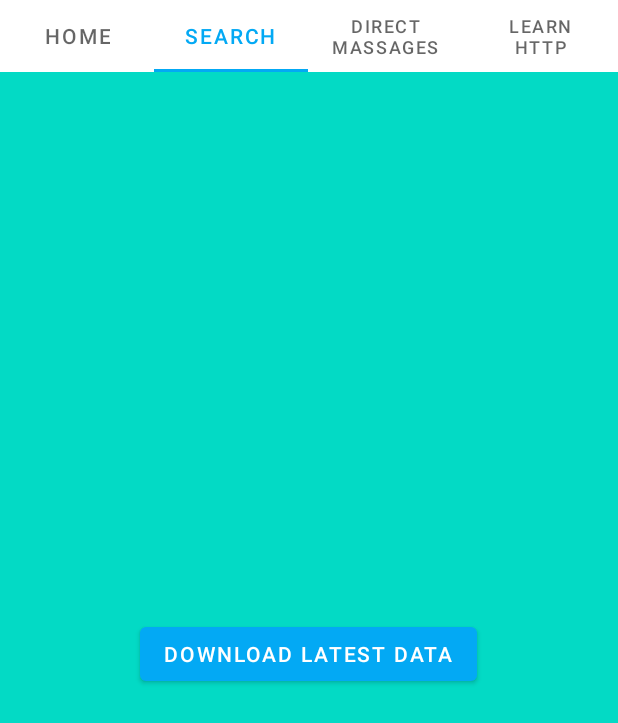
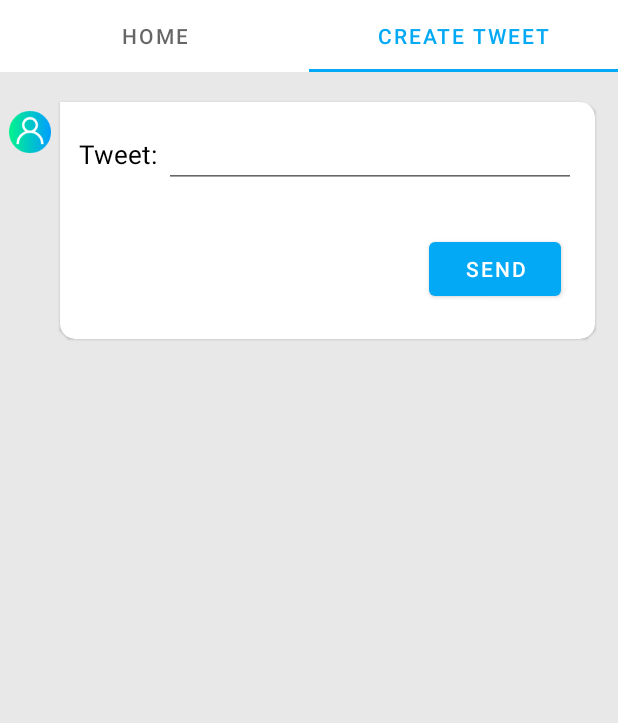
Before and after one commit to druce18/twitter_timeline, an Android app: the screen it shows after launch (MainActivity), tab 2 chosen, on a phone screen of 412 x 824 dp. Shown: the top 723 px of the screen. Run offline under Robolectric (Android 15) with nearby library versions, the phone set to English and light mode, and no system bars; network calls fail.

Commit message:
HT okHttp GET and POST request on twetter

```diff
--- a/app/build.gradle
+++ b/app/build.gradle
@@ -49,6 +49,8 @@ dependencies {
     implementation 'androidx.navigation:navigation-fragment-ktx:2.2.1'
     implementation 'androidx.navigation:navigation-ui-ktx:2.2.1'
     implementation 'com.squareup.okhttp3:okhttp:4.5.0'
+    implementation 'com.google.code.gson:gson:2.8.6'
+    implementation 'com.google.guava:guava:28.2-android'
     testImplementation 'junit:junit:4.13'
     androidTestImplementation 'androidx.test.ext:junit:1.1.1'
     androidTestImplementation 'androidx.test.espresso:espresso-core:3.2.0'
--- a/app/src/main/java/by/twitter/model/Tweet.kt
+++ b/app/src/main/java/by/twitter/model/Tweet.kt
@@ -1,21 +1,21 @@
 package by.twitter.model
 
 import android.os.Parcelable
-import by.twitter.ui.timeline.adapter.AllTweetsAdapter
+import com.google.gson.annotations.SerializedName
 import kotlinx.android.parcel.Parcelize
-import java.util.*
 
 @Parcelize
 data class Tweet(
-    val user: User = User(),
-    val date: Date = Date(),
-    val massage: String = "massage",
-    val answers: Int = 0,
-    val retweets: Int = 0,
-    val likes: Int = 0,
-    val type: Int = AllTweetsAdapter.TYPE_TWEET
-) : Parcelable {
-    override fun toString(): String {
-        return "\n$user: massage = $massage"
-    }
-}
+        @SerializedName("created_at")
+        val createdAt: String,
+        @SerializedName("id")
+        val id: Long,
+        @SerializedName("text")
+        val text: String,
+        @SerializedName("user")
+        val user: User,
+        @SerializedName("retweet_count")
+        val retweetCount: Long,
+        @SerializedName("favorite_count")
+        val favoriteCount: Long
+) : Parcelable
--- a/app/src/main/java/by/twitter/model/User.kt
+++ b/app/src/main/java/by/twitter/model/User.kt
@@ -1,14 +1,15 @@
 package by.twitter.model
 
 import android.os.Parcelable
+import com.google.gson.annotations.SerializedName
 import kotlinx.android.parcel.Parcelize
 
 @Parcelize
 data class User(
-    val name: String = "name",
-    val nameID: String = "@unique_name"
-) : Parcelable {
-    override fun toString(): String {
-        return name
-    }
-}
+        @SerializedName("id")
+        val id: Long,
+        @SerializedName("name")
+        val name: String,
+        @SerializedName("screen_name")
+        val screenName: String
+) : Parcelable
--- a/app/src/main/java/by/twitter/storage/Crud.kt
+++ b/app/src/main/java/by/twitter/storage/Crud.kt
@@ -2,12 +2,12 @@ package by.twitter.storage
 
 interface Crud<E> {
 
-    fun create(element: E)
+    fun create(text: String)
 
     fun read(): List<E>
 
-    fun update(element: E, index: Int)
+    fun updateAll()
 
-    fun delete(index: Int)
+    fun delete(id: Long)
 
 }
--- a/app/src/main/java/by/twitter/storage/Tweets.kt
+++ b/app/src/main/java/by/twitter/storage/Tweets.kt
@@ -1,35 +1,96 @@
 package by.twitter.storage
 
 import by.twitter.model.Tweet
-import by.twitter.model.User
-import java.util.ArrayList
+import by.twitter.util.TwitterAuthUtil
+import com.google.gson.Gson
+import okhttp3.*
+import java.util.*
+import java.util.concurrent.Executors
 
 object Tweets : Crud<Tweet> {
 
-    private val tweets: ArrayList<Tweet> = ArrayList<Tweet>()
+    private var tweets = mutableListOf<Tweet>()
+    private val executorService = Executors.newFixedThreadPool(1)
+    private var flag = true
 
-    override fun create(element: Tweet) {
-        tweets.add(0, element)
+    override fun create(text: String) {
+        executorService.submit {
+            val parser = Gson()
+            val url = "https://api.twitter.com/1.1/statuses/update.json"
+            val client = OkHttpClient.Builder()
+                    .addInterceptor(object : Interceptor {
+                        override fun intercept(chain: Interceptor.Chain): Response {
+                            val r = chain.request()
+                            val postParams = TreeMap<String, String>()
+                            postParams["status"] = text
+                            val header = TwitterAuthUtil.generateAuthHeader(r.method, r.url, postParams)
+                            val newRequest = r.newBuilder()
+                                    .addHeader("Authorization", header)
+                                    .build()
+                            return chain.proceed(newRequest)
+                        }
+                    })
+                    .build()
+
+            val formBody = FormBody.Builder()
+                    .add("status", text)
+                    .build()
+
+
+            val request = Request.Builder()
+                    .url(url)
+                    .post(formBody)
+                    .build()
+
+            val response = client.newCall(request).execute()
+            val json = response.body?.string()
+
+            val tweet = parser.fromJson(json, Tweet::class.java)
+            println("Call result: $tweet")
+        }
+        updateAll()
     }
 
-    override fun read() = tweets.toList()
+    override fun read(): List<Tweet> {
+        if (flag) {
+            updateAll()
+            flag = false
+        }
+        return tweets
+    }
 
-    override fun update(element: Tweet, index: Int) {
-        if (index < tweets.size) {
-            tweets.removeAt(index)
-            tweets.add(index, element)
+    override fun updateAll() {
+        executorService.submit {
+            val parser = Gson()
+            val url = "https://api.twitter.com/1.1/statuses/home_timeline.json"
+            val client = OkHttpClient.Builder()
+                    .addInterceptor(object : Interceptor {
+                        override fun intercept(chain: Interceptor.Chain): Response {
+                            val r = chain.request()
+                            val header = TwitterAuthUtil.generateAuthHeader(r.method, r.url)
+                            val newRequest = r.newBuilder()
+                                    .addHeader("Authorization", header)
+                                    .build()
+                            return chain.proceed(newRequest)
+                        }
+                    })
+                    .build()
+
+            val request = Request.Builder()
+                    .url(url)
+                    .build()
+
+            val response = client.newCall(request).execute()
+            val json = response.body?.string()
+
+            tweets = parser.fromJson(json, Array<Tweet>::class.java).toMutableList()
+
+            println("Call result: ${tweets.joinToString(separator = "\n")}")
         }
     }
 
-    override fun delete(index: Int) {
-        if (index < tweets.size) {
-            tweets.removeAt(index)
-        }
-    }
+    override fun delete(id: Long) {
 
-    fun newTweet(username: String, massage: String): Tweet {
-        val user = User(name = username)
-        return Tweet(user = user, massage = massage)
     }
 
 }
--- a/app/src/main/java/by/twitter/ui/dm/DirectMassageFragment.kt
+++ b/app/src/main/java/by/twitter/ui/dm/DirectMassageFragment.kt
@@ -30,7 +30,9 @@ class DirectMassageFragment : Fragment(R.layout.fragment_direct_massage) {
     }
 
     companion object {
+
         fun newInstance(): Fragment = DirectMassageFragment()
+
     }
 
 }
--- a/app/src/main/java/by/twitter/ui/http/LearnHttpFragment.kt
+++ b/app/src/main/java/by/twitter/ui/http/LearnHttpFragment.kt
@@ -79,4 +79,5 @@ class LearnHttpFragment : Fragment(R.layout.fragment_http) {
         fun newInstance(): Fragment = LearnHttpFragment()
 
     }
+
 }
--- a/app/src/main/java/by/twitter/ui/main/MainFragment.kt
+++ b/app/src/main/java/by/twitter/ui/main/MainFragment.kt
@@ -18,9 +18,7 @@ class MainFragment : Fragment(R.layout.fragment_main) {
         TabLayoutMediator(tab, viewPager) { tab, position ->
             tab.text = when (position) {
                 0 -> "HOME"
-                1 -> "Search"
-                2 -> "Direct Massages"
-                3 -> "Learn HTTP"
+                1 -> "Create tweet"
                 else -> throw IllegalArgumentException("position not found")
             }
         }.attach()
--- a/app/src/main/java/by/twitter/ui/main/MainPageAdapter.kt
+++ b/app/src/main/java/by/twitter/ui/main/MainPageAdapter.kt
@@ -2,6 +2,7 @@ package by.twitter.ui.main
 
 import androidx.fragment.app.Fragment
 import androidx.viewpager2.adapter.FragmentStateAdapter
+import by.twitter.ui.createtweet.CreateTweetFragment
 import by.twitter.ui.dm.DirectMassageFragment
 import by.twitter.ui.http.LearnHttpFragment
 import by.twitter.ui.search.SearchFragment
@@ -15,18 +16,12 @@ class MainPageAdapter(fragment: Fragment) : FragmentStateAdapter(fragment) {
                 TimelineFragment.newInstance()
             }
             1 -> {
-                SearchFragment.newInstance()
-            }
-            2 -> {
-                DirectMassageFragment.newInstance()
-            }
-            3 -> {
-                LearnHttpFragment.newInstance()
+                CreateTweetFragment.newInstance()
             }
             else -> throw IllegalArgumentException("no required position")
         }
     }
 
-    override fun getItemCount(): Int = 4
+    override fun getItemCount(): Int = 2
 
 }
--- a/app/src/main/java/by/twitter/ui/search/SearchFragment.kt
+++ b/app/src/main/java/by/twitter/ui/search/SearchFragment.kt
@@ -34,7 +34,9 @@ class SearchFragment : Fragment(R.layout.fragment_search) {
     }
 
     companion object {
+
         fun newInstance(): Fragment = SearchFragment()
+
     }
 
 }
--- a/app/src/main/java/by/twitter/ui/timeline/TimelineFragment.kt
+++ b/app/src/main/java/by/twitter/ui/timeline/TimelineFragment.kt
@@ -7,7 +7,6 @@ import androidx.recyclerview.widget.LinearLayoutManager
 import by.twitter.R
 import by.twitter.storage.Tweets
 import by.twitter.ui.timeline.adapter.AllTweetsAdapter
-import by.twitter.util.RandomTweets
 import kotlinx.android.synthetic.main.fragment_timeline.*
 
 class TimelineFragment : Fragment(R.layout.fragment_timeline) {
@@ -15,38 +14,25 @@ class TimelineFragment : Fragment(R.layout.fragment_timeline) {
     override fun onViewCreated(view: View, savedInstanceState: Bundle?) {
         super.onViewCreated(view, savedInstanceState)
 
-//        nameMenuTextView.text = getString(R.string.timeline)
-//        sendTweetButton.visibility = View.GONE
-//        newTweetButton.visibility = View.VISIBLE
-//
-        RandomTweets.addTweets()
         val tweetsList = Tweets.read()
 
         tweetsRecyclerView.adapter = AllTweetsAdapter(tweetsList.toList())
         tweetsRecyclerView.layoutManager = LinearLayoutManager(requireContext())
-//
-//        newTweetButton.setOnClickListener {
-//            navigateToCreateTweet()
-//        }
-//
-//        settingsButton.setOnClickListener {
-//            navigateToSettings()
-//        }
+
     }
 
-//    private fun navigateToCreateTweet() {
-//        val action = AllTweetsFragmentDirections.actionAllTweetsFragmentToCreateTweetFragment()
-//        findNavController().navigate(action)
-//    }
-//
-//    private fun navigateToSettings() {
-//        val action = AllTweetsFragmentDirections.actionAllTweetsFragmentToSettingsFragment()
-//        findNavController().navigate(action)
-//    }
+
+    override fun onResume() {
+        super.onResume()
+        val tweetsList = Tweets.read()
+        tweetsRecyclerView.adapter = AllTweetsAdapter(tweetsList.toList())
+        tweetsRecyclerView.layoutManager = LinearLayoutManager(requireContext())
+    }
 
     companion object {
 
         fun newInstance(): Fragment = TimelineFragment()
 
     }
+
 }
--- a/app/src/main/java/by/twitter/ui/timeline/adapter/AllTweetsAdapter.kt
+++ b/app/src/main/java/by/twitter/ui/timeline/adapter/AllTweetsAdapter.kt
@@ -6,13 +6,12 @@ import android.view.ViewGroup
 import androidx.recyclerview.widget.RecyclerView
 import by.twitter.R
 import by.twitter.model.Tweet
-import by.twitter.util.DateUtil
 import kotlinx.android.extensions.LayoutContainer
 import kotlinx.android.synthetic.main.item_tweet.*
 import java.lang.IllegalArgumentException
 
 class AllTweetsAdapter(private val tweetsList: List<Tweet>) :
-    RecyclerView.Adapter<AllTweetsAdapter.ViewHolder>() {
+        RecyclerView.Adapter<AllTweetsAdapter.ViewHolder>() {
 
     override fun onCreateViewHolder(parent: ViewGroup, viewType: Int): ViewHolder {
         val inflater = LayoutInflater.from(parent.context)
@@ -27,7 +26,7 @@ class AllTweetsAdapter(private val tweetsList: List<Tweet>) :
     }
 
     override fun getItemViewType(position: Int): Int {
-        return tweetsList[position].type
+        return 0 //tweetsList[position].type
     }
 
     override fun getItemCount(): Int {
@@ -40,22 +39,15 @@ class AllTweetsAdapter(private val tweetsList: List<Tweet>) :
     }
 
     class ViewHolder(override val containerView: View) :
-        RecyclerView.ViewHolder(containerView), LayoutContainer {
+            RecyclerView.ViewHolder(containerView), LayoutContainer {
 
         fun bind(tweet: Tweet) {
-            when (tweet.type) {
-                TYPE_TWEET -> {
-                    usernameTweetTextView.text = tweet.user.name
-                    timeTweetTextView.text = DateUtil.toSimpleString(tweet.date)
-                    userIDTweetTextView.text = tweet.user.nameID
-                    massageTweetTextView.text = tweet.massage
-                    answersCountTweetTextView.text = tweet.answers.toString()
-                    retweetsCountTweetTextView.text = tweet.retweets.toString()
-                    likesCountTweetTextView.text = tweet.likes.toString()
-                }
-                TYPE_ADVERTISEMENT -> {
-                }
-            }
+            usernameTweetTextView.text = tweet.user.name
+            timeTweetTextView.text = tweet.createdAt
+            userIDTweetTextView.text = tweet.user.screenName
+            massageTweetTextView.text = tweet.text
+            retweetsCountTweetTextView.text = tweet.retweetCount.toString()
+            likesCountTweetTextView.text = tweet.favoriteCount.toString()
         }
     }
 
--- a/app/src/main/java/by/twitter/util/RandomTweets.kt
+++ /dev/null
@@ -1,44 +0,0 @@
-package by.twitter.util
-
-import by.twitter.model.Tweet
-import by.twitter.storage.Tweets
-import by.twitter.ui.timeline.adapter.AllTweetsAdapter
-
-class RandomTweets {
-    companion object {
-
-        private var flag = true
-
-        fun addTweets() {
-            if (flag) {
-                for (index in 0..30) {
-                    val tweet = randomTweet()
-                    Tweets.create(tweet)
-                    advertisingTweet()
-                }
-                flag = false
-            }
-        }
-
-        private fun advertisingTweet() {
-            if ((0..5).random() == 1) {
-                val tweetAdvertisement = Tweet(type = AllTweetsAdapter.TYPE_ADVERTISEMENT)
-                Tweets.create(tweetAdvertisement)
-            }
-        }
-
-        private fun randomTweet(): Tweet {
-            val name = randomText((7..14).random())
-            val massage = randomText((20..100).random())
-            return Tweets.newTweet(name, massage)
-        }
-
-        private fun randomText(length: Int): String {
-            val allowedChars = " ABCDE FGHIJ KLMNO PQRST UVWXTZ abcde fghik lmnop qrstu vwxyz "
-            return (1..length)
-                .map { allowedChars.random() }
-                .joinToString("")
-        }
-
-    }
-}
--- /dev/null
+++ b/app/src/main/java/by/twitter/util/TwitterAuthUtil.kt
@@ -0,0 +1,155 @@
+package by.twitter.util
+import com.google.common.io.BaseEncoding
+import okhttp3.HttpUrl
+import java.io.UnsupportedEncodingException
+import java.net.URLEncoder
+import java.util.*
+import javax.crypto.Mac
+import javax.crypto.spec.SecretKeySpec
+
+object TwitterAuthUtil {
+
+    private const val VERSION_1_0 = "1.0"
+    /** The encoding used to represent characters as bytes.  */
+    private const val ENCODING = "UTF-8"
+    private const val OAUTH_CONSUMER_KEY = "oauth_consumer_key"
+    private const val OAUTH_TOKEN = "oauth_token"
+    private const val OAUTH_TOKEN_SECRET = "oauth_token_secret"
+    private const val OAUTH_SIGNATURE_METHOD = "oauth_signature_method"
+    private const val OAUTH_SIGNATURE = "oauth_signature"
+    private const val OAUTH_TIMESTAMP = "oauth_timestamp"
+    private const val OAUTH_NONCE = "oauth_nonce"
+    private const val OAUTH_VERSION = "oauth_version"
+    private const val OAUTH_CALLBACK = "oauth_callback"
+    private const val OAUTH_CALLBACK_CONFIRMED = "oauth_callback_confirmed"
+    private const val OAUTH_VERIFIER = "oauth_verifier"
+    private const val HMAC_SHA1 = "HMAC-SHA1"
+
+    private val random = Random()
+
+    fun generateAuthString(
+            consumerKey: String, nonce: String, signature: String, signatureMethod: String,
+            timestamp: String, token: String, version: String
+    ) =     """
+            OAuth oauth_consumer_key="$consumerKey", oauth_nonce="$nonce", oauth_signature="$signature", oauth_signature_method="$signatureMethod", oauth_timestamp="$timestamp", oauth_token="$token", oauth_version="$version"
+            """.trimIndent()
+
+    fun generateAuthHeader(
+            methodHttp: String,
+            baseUrl: HttpUrl,
+            postParams: TreeMap<String, String> = TreeMap()
+    ): String {
+        val url = baseUrl.toUrl().toString().replaceAfter("?", "").replaceFirst("?", "")
+
+        val timestamp = getTimestamp()
+        val params = mutableMapOf(
+                OAUTH_CONSUMER_KEY to AuthTempKeys.TWITTER_OAUTH_CONSUMER_KEY,
+                OAUTH_NONCE to getNonce(timestamp).toString(),
+                OAUTH_TIMESTAMP to timestamp.toString(),
+                OAUTH_SIGNATURE_METHOD to HMAC_SHA1,
+                OAUTH_TOKEN to AuthTempKeys.TWITTER_OAUTH_ACCESS_TOKEN,
+                OAUTH_VERSION to VERSION_1_0
+        )
+        val queryParams = extractQueryParams(baseUrl)
+
+        if (postParams.isNotEmpty()) {
+            params.putAll(postParams)
+        }
+
+        params.putAll(queryParams)
+
+        val baseString = createSignatureBaseString(methodHttp, url, collectParametersString(params))
+
+        val customerSecret = AuthTempKeys.TWITTER_OAUTH_CONSUMER_SECRET
+        val oauthTokenSecret = AuthTempKeys.TWITTER_OAUTH_ACCESS_TOKEN_SECRET
+        val signature = createSignature(baseString, createSigningKey(customerSecret, oauthTokenSecret))
+
+        params[OAUTH_SIGNATURE] = signature
+        val authHeader = generateAuthString(
+                percentEncode(params[OAUTH_CONSUMER_KEY]!!),
+                percentEncode(params[OAUTH_NONCE]!!),
+                percentEncode(params[OAUTH_SIGNATURE]!!),
+                percentEncode(params[OAUTH_SIGNATURE_METHOD]!!),
+                percentEncode(params[OAUTH_TIMESTAMP]!!),
+                percentEncode(params[OAUTH_TOKEN]!!),
+                percentEncode(params[OAUTH_VERSION]!!)
+        )
+        return authHeader
+    }
+
+    private fun getTimestamp() = System.currentTimeMillis() / 1000
+
+    private fun getNonce() = getTimestamp() + random.nextInt()
+
+    private fun getNonce(timestamp: Long) = timestamp + random.nextInt()
+
+    private fun collectParametersString(params: Map<String, String>): String {
+        val encodedParams = mutableMapOf<String, String>()
+        for ((key, value) in params) {
+            encodedParams.put(percentEncode(key), percentEncode(value))
+        }
+        val sortedKeys = encodedParams.keys.sorted()
+        val sb = StringBuilder()
+        for ((index, key) in sortedKeys.withIndex()) {
+            sb.append(key).append("=").append(encodedParams[key])
+            if (index != sortedKeys.size - 1) {
+                sb.append("&")
+            }
+        }
+        return sb.toString()
+    }
+
+    private fun extractQueryParams(baseUrl: HttpUrl): Map<String, String> {
+        val paramsMap = mutableMapOf<String, String>()
+        val parameterNames = baseUrl.queryParameterNames
+        for (paramName in parameterNames) {
+            val paramValueList = baseUrl.queryParameterValues(paramName)
+            paramValueList ?: continue
+            val paramValue = paramValueList[0]
+            paramValue ?: continue
+            paramsMap.put(paramName, paramValue)
+        }
+        return paramsMap
+    }
+
+    private fun createSignatureBaseString(httpMethod: String, baseUrl: String, params: String): String {
+        val sb = StringBuilder()
+        sb.append(httpMethod.toUpperCase()).append('&')
+        sb.append(percentEncode(baseUrl)).append('&')
+        sb.append(percentEncode(params))
+        return sb.toString()
+    }
+
+    private fun createSigningKey(customerSecret: String, oauthSecret: String?): String {
+        val sb = StringBuilder()
+        sb.append(percentEncode(customerSecret)).append('&')
+        oauthSecret?.let {
+            sb.append(percentEncode(oauthSecret))
+        }
+        return sb.toString()
+    }
+
+    private fun createSignature(signatureBaseString: String, signatureKey: String): String {
+        val hmacSHA1 = "HmacSHA1"
+        val secretKeySpac = SecretKeySpec(signatureKey.toByteArray(Charsets.US_ASCII), hmacSHA1)
+        val mac = Mac.getInstance(hmacSHA1)
+        mac.init(secretKeySpac)
+        val hmac = mac.doFinal(signatureBaseString.toByteArray(Charsets.US_ASCII))
+        return BaseEncoding.base64().encode(hmac)
+    }
+
+    private fun percentEncode(s: String?): String {
+        if (s == null) {
+            return ""
+        }
+        try {
+            return URLEncoder.encode(s, ENCODING)
+                    .replace("+", "%20")
+                    .replace("*", "%2A")
+                    .replace("%7E", "~")
+        } catch (e: UnsupportedEncodingException) {
+            throw RuntimeException(e.message, e)
+        }
+    }
+
+}
--- a/app/src/main/res/layout/item_tweet.xml
+++ b/app/src/main/res/layout/item_tweet.xml
@@ -121,7 +121,7 @@
                     android:layout_width="0dp"
                     android:layout_height="wrap_content"
                     android:layout_weight="0.1"
-                    android:text="@null"
+                    android:text="0"
                     android:textAppearance="@style/TextAppearance.MaterialComponents.Headline3"
                     android:textColor="@color/black"
                     android:textSize="15sp" />
@@ -144,7 +144,7 @@
                     android:layout_width="0dp"
                     android:layout_height="wrap_content"
                     android:layout_weight="0.1"
-                    android:text="@null"
+                    android:text="0"
                     android:textAppearance="@style/TextAppearance.MaterialComponents.Headline3"
                     android:textColor="@color/black"
                     android:textSize="15sp" />
@@ -167,7 +167,7 @@
                     android:layout_width="0dp"
                     android:layout_height="wrap_content"
                     android:layout_weight="0.1"
-                    android:text="@null"
+                    android:text="0"
                     android:textAppearance="@style/TextAppearance.MaterialComponents.Headline3"
                     android:textColor="@color/black"
                     android:textSize="15sp" />
--- a/app/src/main/res/navigation/nav_graph.xml
+++ b/app/src/main/res/navigation/nav_graph.xml
@@ -3,10 +3,10 @@
     xmlns:app="http://schemas.android.com/apk/res-auto"
     xmlns:tools="http://schemas.android.com/tools"
     android:id="@+id/nav_graph_new"
-    app:startDestination="@id/fragment_main_new">
+    app:startDestination="@id/fragment_main">
 
     <fragment
-        android:id="@+id/fragment_main_new"
+        android:id="@+id/fragment_main"
         android:name="by.twitter.ui.main.MainFragment"
         android:label="fragment_main_new"
         tools:layout="@layout/fragment_main" />
```
Also changed, not shown: app/src/main/java/by/twitter/ui/createtweet/CreateTweetFragment.kt (+7 -31 lines), app/src/main/java/by/twitter/ui/main/OldMainFragment.kt (+31 -31 lines), app/src/main/java/by/twitter/util/AuthTempKeys.kt (added, +10 -0 lines), app/src/main/res/layout/fragment_create_tweet.xml (+36 -36 lines).
